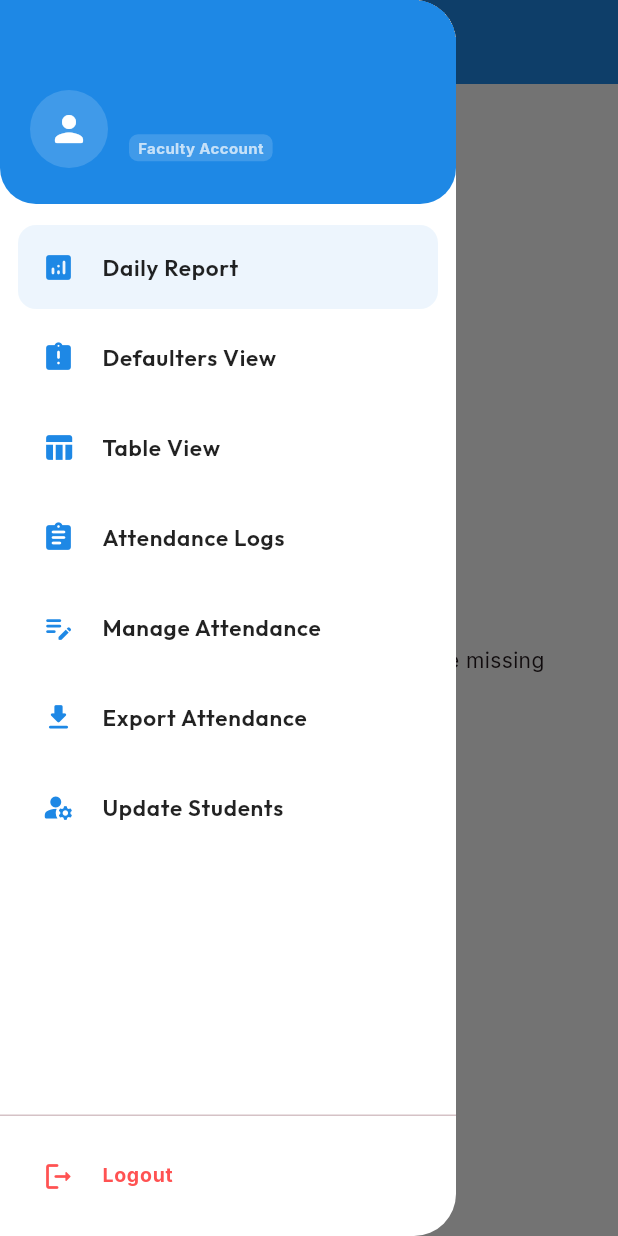
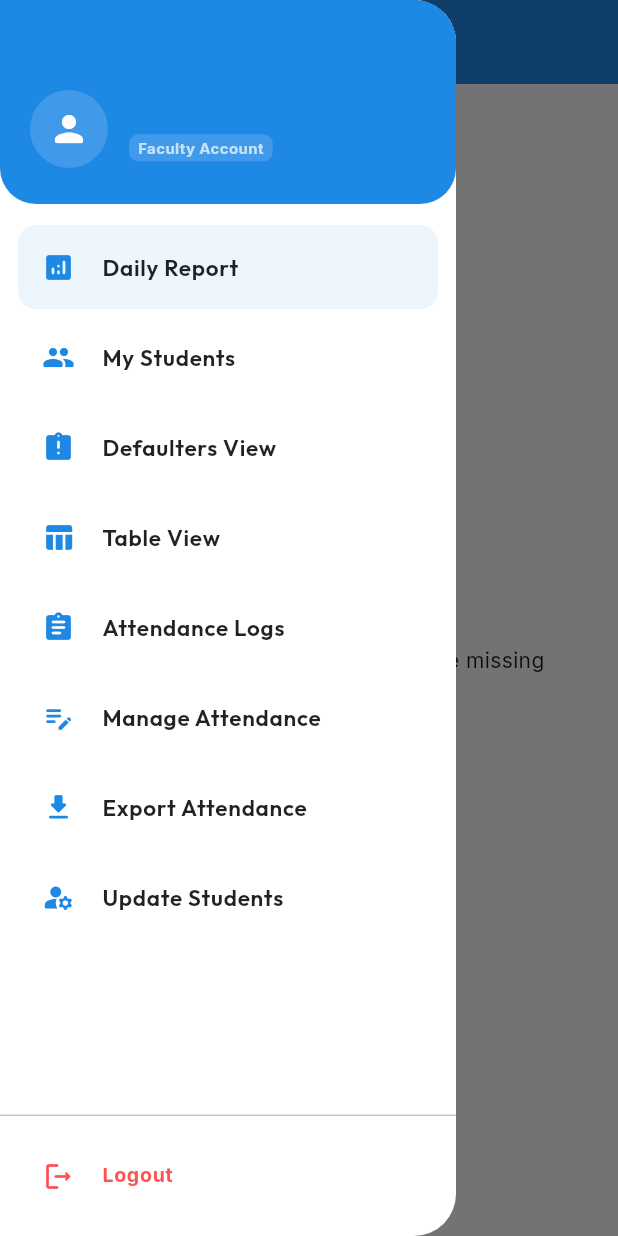
Before and after one commit to gitJoshuaSamuel/SWFieldWork, a Flutter app: the ProfessorLandingPage screen opened by its route, with the side drawer open, on a phone screen of 412 x 824 dp. Run offline on Flutter 3.47's test engine with Material 3 defaults, Android fonts, the phone set to English and light mode, and no system bars; our stand-ins replace flutter_map, geolocator, google_fonts, image_picker, latlong2, share_plus and 1 more; missing offline and left inert: excel; accounts and stored records are empty.

Commit message:
My Students view for professor

```diff
--- a/lib/Professor/professorLandingPage.dart
+++ b/lib/Professor/professorLandingPage.dart
@@ -50,7 +50,9 @@ class _ProfessorLandingPageState extends State<ProfessorLandingPage> {
   Widget _buildBody() {
     switch (_selectedPage) {
       case 'Daily Report':
-        return const ProfessorAnalyticsDashboard();
+        return const ProfessorAnalyticsDashboard(onlyMyStudents: false);
+      case 'My Students':
+        return const ProfessorAnalyticsDashboard(onlyMyStudents: true);
       case 'Defaulters View':
         return const AttendanceExceptionsPage();
       case 'Table View':
@@ -199,6 +201,11 @@ class _ProfessorLandingPageState extends State<ProfessorLandingPage> {
                     pageKey: 'Daily Report',
                   ),
                   _buildDrawerItem(
+                    icon: Icons.group_rounded,
+                    title: 'My Students',
+                    pageKey: 'My Students',
+                  ),
+                  _buildDrawerItem(
                     icon: Icons.assignment_late_rounded,
                     title: 'Defaulters View',
                     pageKey: 'Defaulters View',
```
Also changed, not shown: lib/Professor/professorAnalyticsDashboard.dart (+22 -5 lines).
